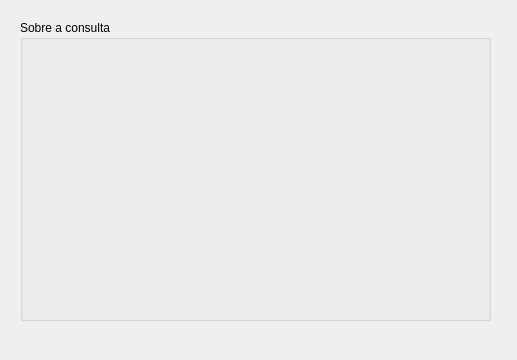
This is ui/info.ui in willasantos/Projeto-SDMC as Qt 5 draws it before an edit. The edited form follows.
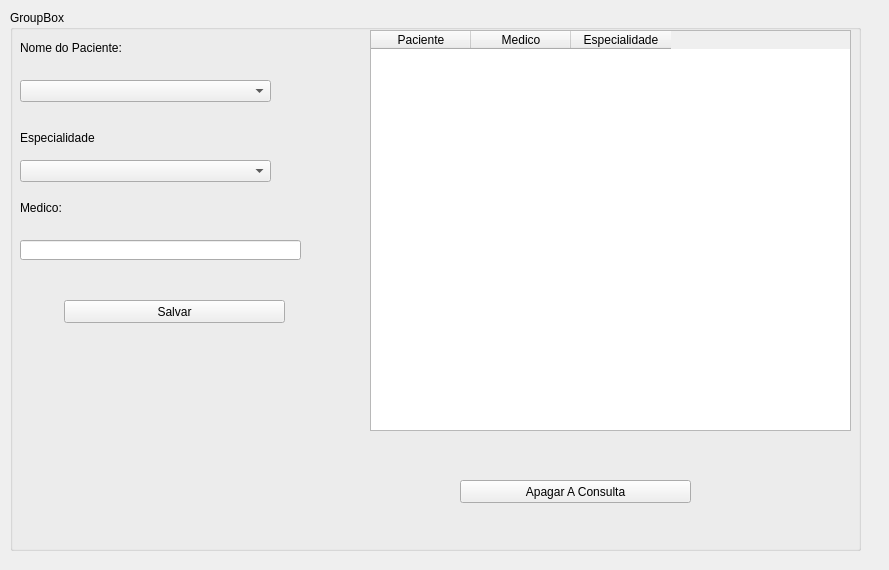
This is the edited form.

The edit to the form file:
```diff
--- a/ui/info.ui
+++ b/ui/info.ui
@@ -6,8 +6,8 @@
    <rect>
     <x>0</x>
     <y>0</y>
-    <width>517</width>
-    <height>360</height>
+    <width>889</width>
+    <height>570</height>
    </rect>
   </property>
   <property name="windowTitle">
@@ -16,15 +16,135 @@
   <widget class="QGroupBox" name="groupBox">
    <property name="geometry">
     <rect>
-     <x>20</x>
-     <y>20</y>
-     <width>471</width>
-     <height>301</height>
+     <x>10</x>
+     <y>10</y>
+     <width>851</width>
+     <height>541</height>
     </rect>
    </property>
    <property name="title">
-    <string>Sobre a consulta</string>
+    <string>GroupBox</string>
    </property>
+   <widget class="QTableWidget" name="tableWidget">
+    <property name="geometry">
+     <rect>
+      <x>360</x>
+      <y>20</y>
+      <width>481</width>
+      <height>401</height>
+     </rect>
+    </property>
+    <column>
+     <property name="text">
+      <string>Paciente</string>
+     </property>
+    </column>
+    <column>
+     <property name="text">
+      <string>Medico</string>
+     </property>
+    </column>
+    <column>
+     <property name="text">
+      <string>Especialidade</string>
+     </property>
+    </column>
+   </widget>
+   <widget class="QLabel" name="label">
+    <property name="geometry">
+     <rect>
+      <x>10</x>
+      <y>30</y>
+      <width>101</width>
+      <height>16</height>
+     </rect>
+    </property>
+    <property name="text">
+     <string>Nome do Paciente:</string>
+    </property>
+   </widget>
+   <widget class="QComboBox" name="combo_paciente">
+    <property name="geometry">
+     <rect>
+      <x>10</x>
+      <y>70</y>
+      <width>251</width>
+      <height>22</height>
+     </rect>
+    </property>
+   </widget>
+   <widget class="QLabel" name="label_2">
+    <property name="geometry">
+     <rect>
+      <x>10</x>
+      <y>120</y>
+      <width>81</width>
+      <height>16</height>
+     </rect>
+    </property>
+    <property name="text">
+     <string>Especialidade</string>
+    </property>
+   </widget>
+   <widget class="QComboBox" name="combo_esp">
+    <property name="geometry">
+     <rect>
+      <x>10</x>
+      <y>150</y>
+      <width>251</width>
+      <height>22</height>
+     </rect>
+    </property>
+   </widget>
+   <widget class="QLabel" name="label_3">
+    <property name="geometry">
+     <rect>
+      <x>10</x>
+      <y>190</y>
+      <width>81</width>
+      <height>16</height>
+     </rect>
+    </property>
+    <property name="text">
+     <string>Medico:</string>
+    </property>
+   </widget>
+   <widget class="QLineEdit" name="line_end">
+    <property name="geometry">
+     <rect>
+      <x>10</x>
+      <y>230</y>
+      <width>281</width>
+      <height>20</height>
+     </rect>
+    </property>
+   </widget>
+   <widget class="QPushButton" name="salvar">
+    <property name="geometry">
+     <rect>
+      <x>54</x>
+      <y>290</y>
+      <width>221</width>
+      <height>23</height>
+     </rect>
+    </property>
+    <property name="text">
+     <string>Salvar</string>
+    </property>
+   </widget>
+   <widget class="QPushButton" name="apagar">
+    <property name="geometry">
+     <rect>
+      <x>450</x>
+      <y>470</y>
+      <width>231</width>
+      <height>23</height>
+     </rect>
+    </property>
+    <property name="text">
+     <string>Apagar A Consulta</string>
+    </property>
+   </widget>
   </widget>
  </widget>
  <resources/>
```
Left out of the diff: 2 changed lines with no effect on the pictures.
